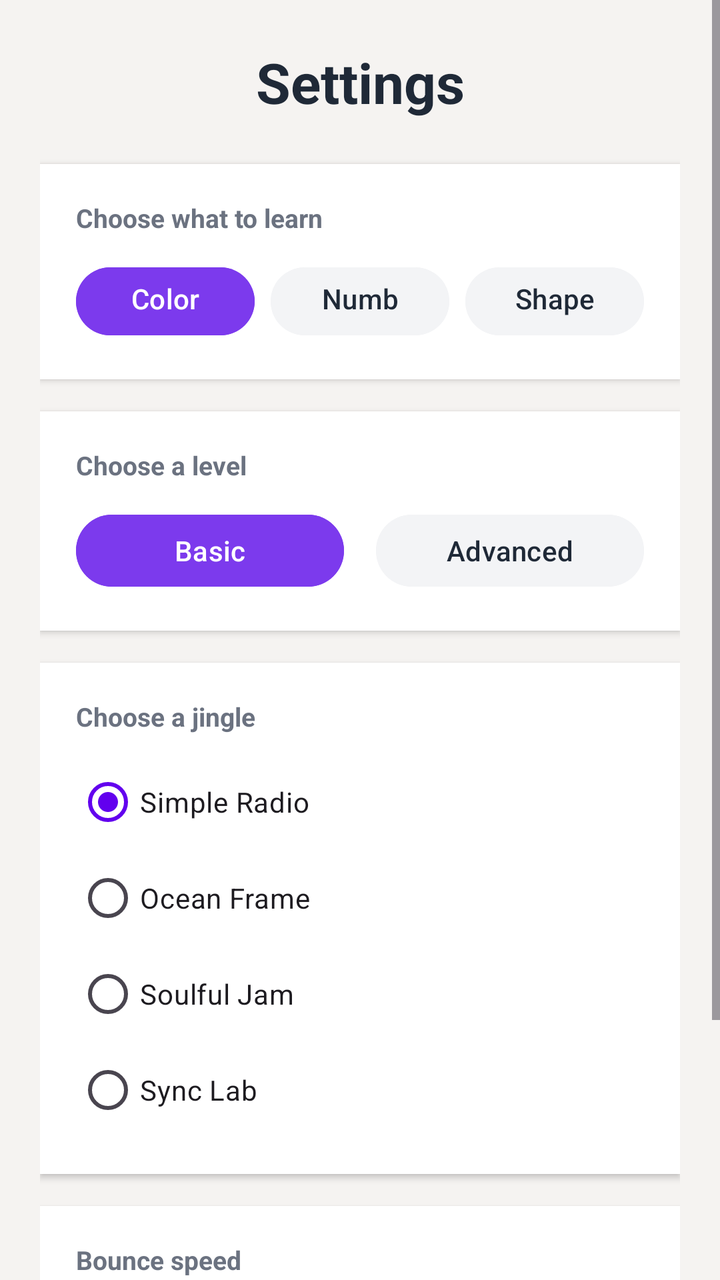
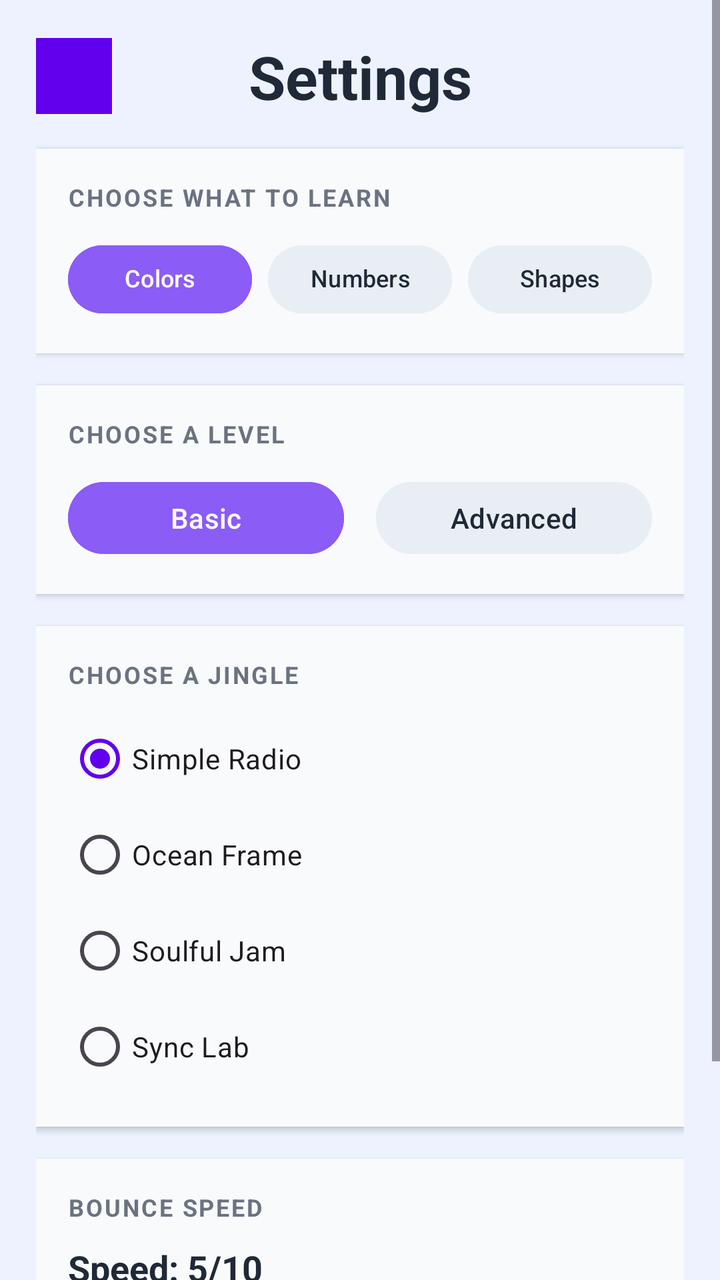

Compare the two renders of this Android layout. The source of the first and the diff that turns it into the second are given below.
<!-- AndroidManifest.xml: application theme Theme.LearnColor -->
<!-- res/layout/activity_settings.xml -->
<?xml version="1.0" encoding="utf-8"?>
<ScrollView xmlns:android="http://schemas.android.com/apk/res/android"
    android:layout_width="match_parent"
    android:layout_height="match_parent"
    android:background="#F5F3F1"
    android:fillViewport="true">

    <LinearLayout
        android:layout_width="match_parent"
        android:layout_height="wrap_content"
        android:orientation="vertical"
        android:padding="20dp"
        android:paddingBottom="32dp">

        <LinearLayout
            android:layout_width="match_parent"
            android:layout_height="wrap_content"
            android:layout_marginBottom="20dp"
            android:gravity="center_vertical"
            android:orientation="horizontal">

            <Button
                android:id="@+id/settingsBackButton"
                android:layout_width="42dp"
                android:layout_height="42dp"
                android:background="@android:color/transparent"
                android:text="←"
                android:textColor="#1F2937"
                android:textSize="28sp" />

            <TextView
                android:layout_width="0dp"
                android:layout_height="wrap_content"
                android:layout_weight="1"
                android:gravity="center"
                android:text="Settings"
                android:textColor="#1F2937"
                android:textSize="28sp"
                android:textStyle="bold" />

            <View
                android:layout_width="42dp"
                android:layout_height="42dp" />
        </LinearLayout>

        <LinearLayout
            android:layout_width="match_parent"
            android:layout_height="wrap_content"
            android:background="#FFFFFF"
            android:elevation="2dp"
            android:orientation="vertical"
            android:padding="18dp"
            android:layout_marginBottom="16dp">

            <TextView
                android:layout_width="wrap_content"
                android:layout_height="wrap_content"
                android:text="Choose what to learn"
                android:textColor="#6B7280"
                android:textSize="13sp"
                android:textStyle="bold" />

            <LinearLayout
                android:layout_width="match_parent"
                android:layout_height="wrap_content"
                android:layout_marginTop="12dp"
                android:orientation="horizontal"
                android:weightSum="3">

                <Button
                    android:id="@+id/settingsColorsButton"
                    android:layout_width="0dp"
                    android:layout_height="42dp"
                    android:layout_weight="1"
                    android:layout_marginEnd="8dp"
                    android:backgroundTint="#7C3AED"
                    android:text="Colors"
                    android:textColor="#FFFFFF" />

                <Button
                    android:id="@+id/settingsNumbersButton"
                    android:layout_width="0dp"
                    android:layout_height="42dp"
                    android:layout_weight="1"
                    android:layout_marginEnd="8dp"
                    android:backgroundTint="#F3F4F6"
                    android:text="Numbers"
                    android:textColor="#1F2937" />

                <Button
                    android:id="@+id/settingsShapesButton"
                    android:layout_width="0dp"
                    android:layout_height="42dp"
                    android:layout_weight="1"
                    android:backgroundTint="#F3F4F6"
                    android:text="Shapes"
                    android:textColor="#1F2937" />
            </LinearLayout>
        </LinearLayout>

        <LinearLayout
            android:layout_width="match_parent"
            android:layout_height="wrap_content"
            android:background="#FFFFFF"
            android:elevation="2dp"
            android:orientation="vertical"
            android:padding="18dp"
            android:layout_marginBottom="16dp">

            <TextView
                android:layout_width="wrap_content"
                android:layout_height="wrap_content"
                android:text="Choose a level"
                android:textColor="#6B7280"
                android:textSize="13sp"
                android:textStyle="bold" />

            <LinearLayout
                android:layout_width="match_parent"
                android:layout_height="wrap_content"
                android:layout_marginTop="12dp"
                android:orientation="horizontal">

                <Button
                    android:id="@+id/settingsBasicButton"
                    android:layout_width="0dp"
                    android:layout_height="44dp"
                    android:layout_weight="1"
                    android:layout_marginEnd="8dp"
                    android:backgroundTint="#7C3AED"
                    android:text="Basic"
                    android:textColor="#FFFFFF" />

                <Button
                    android:id="@+id/settingsAdvancedButton"
                    android:layout_width="0dp"
                    android:layout_height="44dp"
                    android:layout_weight="1"
                    android:layout_marginStart="8dp"
                    android:backgroundTint="#F3F4F6"
                    android:text="Advanced"
                    android:textColor="#1F2937" />
            </LinearLayout>
        </LinearLayout>

        <LinearLayout
            android:layout_width="match_parent"
            android:layout_height="wrap_content"
            android:background="#FFFFFF"
            android:elevation="2dp"
            android:orientation="vertical"
            android:padding="18dp"
            android:layout_marginBottom="16dp">

            <TextView
                android:layout_width="wrap_content"
                android:layout_height="wrap_content"
                android:layout_marginBottom="10dp"
                android:text="Choose a jingle"
                android:textColor="#6B7280"
                android:textSize="13sp"
                android:textStyle="bold" />

            <RadioGroup
                android:id="@+id/jingleSelectionGroup"
                android:layout_width="match_parent"
                android:layout_height="wrap_content"
                android:orientation="vertical">

                <RadioButton
                    android:id="@+id/jingleSimpleRadio"
                    android:layout_width="match_parent"
                    android:layout_height="wrap_content"
                    android:checked="true"
                    android:text="Simple Radio" />

                <RadioButton
                    android:id="@+id/jingleOceanRadio"
                    android:layout_width="match_parent"
                    android:layout_height="wrap_content"
                    android:text="Ocean Frame" />

                <RadioButton
                    android:id="@+id/jingleSoulfulRadio"
                    android:layout_width="match_parent"
                    android:layout_height="wrap_content"
                    android:text="Soulful Jam" />

                <RadioButton
                    android:id="@+id/jingleSyncRadio"
                    android:layout_width="match_parent"
                    android:layout_height="wrap_content"
                    android:text="Sync Lab" />
            </RadioGroup>
        </LinearLayout>

        <LinearLayout
            android:layout_width="match_parent"
            android:layout_height="wrap_content"
            android:background="#FFFFFF"
            android:elevation="2dp"
            android:orientation="vertical"
            android:padding="18dp"
            android:layout_marginBottom="18dp">

            <TextView
                android:layout_width="wrap_content"
                android:layout_height="wrap_content"
                android:text="Bounce speed"
                android:textColor="#6B7280"
                android:textSize="13sp"
                android:textStyle="bold" />

            <TextView
                android:id="@+id/bounceSpeedValue"
                android:layout_width="wrap_content"
                android:layout_height="wrap_content"
                android:layout_marginTop="10dp"
                android:layout_marginBottom="8dp"
                android:text="Speed: 5/10"
                android:textColor="#1F2937"
                android:textSize="18sp"
                android:textStyle="bold" />

            <SeekBar
                android:id="@+id/bounceSpeedSlider"
                android:layout_width="match_parent"
                android:layout_height="wrap_content"
                android:max="9"
                android:min="0"
                android:progress="4" />
        </LinearLayout>

        <Button
            android:id="@+id/settingsSaveButton"
            android:layout_width="match_parent"
            android:layout_height="48dp"
            android:backgroundTint="#1F2937"
            android:text="Save"
            android:textColor="#FFFFFF" />
    </LinearLayout>
</ScrollView>
<!-- resources referenced by this layout -->
<resources>
  <style name="Theme.LearnColor" parent="Theme.Material3.DayNight.NoActionBar">
          <item name="colorPrimary">@color/purple_500</item>
          <item name="colorOnPrimary">#FFFFFF</item>
          <item name="android:statusBarColor">@android:color/transparent</item>
          <item name="android:windowLightStatusBar" tools:targetApi="23">true</item>
      </style>
  <color name="purple_500">#6200EE</color>
</resources>

<!-- the commit's change to res/layout/activity_settings.xml (unified diff, before → after) -->
@@ -2,31 +2,33 @@
 <ScrollView xmlns:android="http://schemas.android.com/apk/res/android"
     android:layout_width="match_parent"
     android:layout_height="match_parent"
-    android:background="#F5F3F1"
+    android:background="#EEF2FF"
     android:fillViewport="true">
 
     <LinearLayout
         android:layout_width="match_parent"
         android:layout_height="wrap_content"
         android:orientation="vertical"
-        android:padding="20dp"
-        android:paddingBottom="32dp">
-
-        <LinearLayout
-            android:layout_width="match_parent"
-            android:layout_height="wrap_content"
-            android:layout_marginBottom="20dp"
+        android:padding="18dp"
+        android:paddingBottom="30dp">
+
+        <LinearLayout
+            android:layout_width="match_parent"
+            android:layout_height="wrap_content"
+            android:layout_marginBottom="16dp"
             android:gravity="center_vertical"
             android:orientation="horizontal">
 
             <Button
                 android:id="@+id/settingsBackButton"
-                android:layout_width="42dp"
-                android:layout_height="42dp"
-                android:background="@android:color/transparent"
+                android:layout_width="38dp"
+                android:layout_height="38dp"
+                android:background="#FFFFFF"
                 android:text="←"
                 android:textColor="#1F2937"
-                android:textSize="28sp" />
+                android:textSize="22sp"
+                android:textStyle="bold"
+                android:backgroundTint="#FFFFFF" />
 
             <TextView
                 android:layout_width="0dp"
@@ -35,35 +37,39 @@
                 android:gravity="center"
                 android:text="Settings"
                 android:textColor="#1F2937"
-                android:textSize="28sp"
+                android:textSize="30sp"
                 android:textStyle="bold" />
 
             <View
-                android:layout_width="42dp"
-                android:layout_height="42dp" />
-        </LinearLayout>
-
-        <LinearLayout
-            android:layout_width="match_parent"
-            android:layout_height="wrap_content"
-            android:background="#FFFFFF"
-            android:elevation="2dp"
-            android:orientation="vertical"
-            android:padding="18dp"
-            android:layout_marginBottom="16dp">
-
-            <TextView
-                android:layout_width="wrap_content"
-                android:layout_height="wrap_content"
+                android:layout_width="38dp"
+                android:layout_height="38dp"
+                android:visibility="invisible" />
+        </LinearLayout>
+
+        <LinearLayout
+            android:layout_width="match_parent"
+            android:layout_height="wrap_content"
+            android:background="#F8FAFC"
+            android:elevation="2dp"
+            android:orientation="vertical"
+            android:padding="16dp"
+            android:layout_marginBottom="16dp"
+            android:backgroundTint="#F8FAFC">
+
+            <TextView
+                android:layout_width="wrap_content"
+                android:layout_height="wrap_content"
+                android:layout_marginBottom="12dp"
                 android:text="Choose what to learn"
                 android:textColor="#6B7280"
-                android:textSize="13sp"
-                android:textStyle="bold" />
+                android:textSize="12sp"
+                android:textStyle="bold"
+                android:textAllCaps="true"
+                android:letterSpacing="0.08" />
 
             <LinearLayout
                 android:layout_width="match_parent"
                 android:layout_height="wrap_content"
-                android:layout_marginTop="12dp"
                 android:orientation="horizontal"
                 android:weightSum="3">
 
@@ -73,7 +79,14 @@
                     android:layout_height="42dp"
                     android:layout_weight="1"
                     android:layout_marginEnd="8dp"
-                    android:backgroundTint="#7C3AED"
+                    android:minWidth="0dp"
+                    android:paddingLeft="4dp"
+                    android:paddingRight="4dp"
+                    android:includeFontPadding="false"
+                    android:textAllCaps="false"
+                    android:maxLines="1"
+                    android:textSize="12sp"
+                    android:backgroundTint="#8B5CF6"
                     android:text="Colors"
                     android:textColor="#FFFFFF" />
 
@@ -83,7 +96,14 @@
                     android:layout_height="42dp"
                     android:layout_weight="1"
                     android:layout_marginEnd="8dp"
-                    android:backgroundTint="#F3F4F6"
+                    android:minWidth="0dp"
+                    android:paddingLeft="4dp"
+                    android:paddingRight="4dp"
+                    android:includeFontPadding="false"
+                    android:textAllCaps="false"
+                    android:maxLines="1"
+                    android:textSize="12sp"
+                    android:backgroundTint="#E9EEF5"
                     android:text="Numbers"
                     android:textColor="#1F2937" />
 
@@ -92,7 +112,14 @@
                     android:layout_width="0dp"
                     android:layout_height="42dp"
                     android:layout_weight="1"
-                    android:backgroundTint="#F3F4F6"
+                    android:minWidth="0dp"
+                    android:paddingLeft="4dp"
+                    android:paddingRight="4dp"
+                    android:includeFontPadding="false"
+                    android:textAllCaps="false"
+                    android:maxLines="1"
+                    android:textSize="12sp"
+                    android:backgroundTint="#E9EEF5"
                     android:text="Shapes"
                     android:textColor="#1F2937" />
             </LinearLayout>
@@ -101,24 +128,27 @@
         <LinearLayout
             android:layout_width="match_parent"
             android:layout_height="wrap_content"
-            android:background="#FFFFFF"
-            android:elevation="2dp"
-            android:orientation="vertical"
-            android:padding="18dp"
-            android:layout_marginBottom="16dp">
-
-            <TextView
-                android:layout_width="wrap_content"
-                android:layout_height="wrap_content"
+            android:background="#F8FAFC"
+            android:elevation="2dp"
+            android:orientation="vertical"
+            android:padding="16dp"
+            android:layout_marginBottom="16dp"
+            android:backgroundTint="#F8FAFC">
+
+            <TextView
+                android:layout_width="wrap_content"
+                android:layout_height="wrap_content"
+                android:layout_marginBottom="12dp"
                 android:text="Choose a level"
                 android:textColor="#6B7280"
-                android:textSize="13sp"
-                android:textStyle="bold" />
+                android:textSize="12sp"
+                android:textStyle="bold"
+                android:textAllCaps="true"
+                android:letterSpacing="0.08" />
 
             <LinearLayout
                 android:layout_width="match_parent"
                 android:layout_height="wrap_content"
-                android:layout_marginTop="12dp"
                 android:orientation="horizontal">
 
                 <Button
@@ -127,7 +157,8 @@
                     android:layout_height="44dp"
                     android:layout_weight="1"
                     android:layout_marginEnd="8dp"
-                    android:backgroundTint="#7C3AED"
+                    android:backgroundTint="#8B5CF6"
+                    android:textAllCaps="false"
                     android:text="Basic"
                     android:textColor="#FFFFFF" />
 
@@ -137,7 +168,8 @@
                     android:layout_height="44dp"
                     android:layout_weight="1"
                     android:layout_marginStart="8dp"
-                    android:backgroundTint="#F3F4F6"
+                    android:backgroundTint="#E9EEF5"
+                    android:textAllCaps="false"
                     android:text="Advanced"
                     android:textColor="#1F2937" />
             </LinearLayout>
@@ -146,11 +178,12 @@
         <LinearLayout
             android:layout_width="match_parent"
             android:layout_height="wrap_content"
-            android:background="#FFFFFF"
-            android:elevation="2dp"
-            android:orientation="vertical"
-            android:padding="18dp"
-            android:layout_marginBottom="16dp">
+            android:background="#F8FAFC"
+            android:elevation="2dp"
+            android:orientation="vertical"
+            android:padding="16dp"
+            android:layout_marginBottom="16dp"
+            android:backgroundTint="#F8FAFC">
 
             <TextView
                 android:layout_width="wrap_content"
@@ -158,8 +191,10 @@
                 android:layout_marginBottom="10dp"
                 android:text="Choose a jingle"
                 android:textColor="#6B7280"
-                android:textSize="13sp"
-                android:textStyle="bold" />
+                android:textSize="12sp"
+                android:textStyle="bold"
+                android:textAllCaps="true"
+                android:letterSpacing="0.08" />
 
             <RadioGroup
                 android:id="@+id/jingleSelectionGroup"
@@ -197,19 +232,22 @@
         <LinearLayout
             android:layout_width="match_parent"
             android:layout_height="wrap_content"
-            android:background="#FFFFFF"
-            android:elevation="2dp"
-            android:orientation="vertical"
-            android:padding="18dp"
-            android:layout_marginBottom="18dp">
+            android:background="#F8FAFC"
+            android:elevation="2dp"
+            android:orientation="vertical"
+            android:padding="16dp"
+            android:layout_marginBottom="18dp"
+            android:backgroundTint="#F8FAFC">
 
             <TextView
                 android:layout_width="wrap_content"
                 android:layout_height="wrap_content"
                 android:text="Bounce speed"
                 android:textColor="#6B7280"
-                android:textSize="13sp"
-                android:textStyle="bold" />
+                android:textSize="12sp"
+                android:textStyle="bold"
+                android:textAllCaps="true"
+                android:letterSpacing="0.08" />
 
             <TextView
                 android:id="@+id/bounceSpeedValue"
@@ -228,15 +266,19 @@
                 android:layout_height="wrap_content"
                 android:max="9"
                 android:min="0"
-                android:progress="4" />
+                android:progress="4"
+                android:progressTint="#7C3AED"
+                android:thumbTint="#7C3AED" />
         </LinearLayout>
 
         <Button
             android:id="@+id/settingsSaveButton"
             android:layout_width="match_parent"
             android:layout_height="48dp"
-            android:backgroundTint="#1F2937"
+            android:backgroundTint="#111827"
             android:text="Save"
-            android:textColor="#FFFFFF" />
+            android:textColor="#FFFFFF"
+            android:textAllCaps="false"
+            android:textStyle="bold" />
     </LinearLayout>
 </ScrollView>
